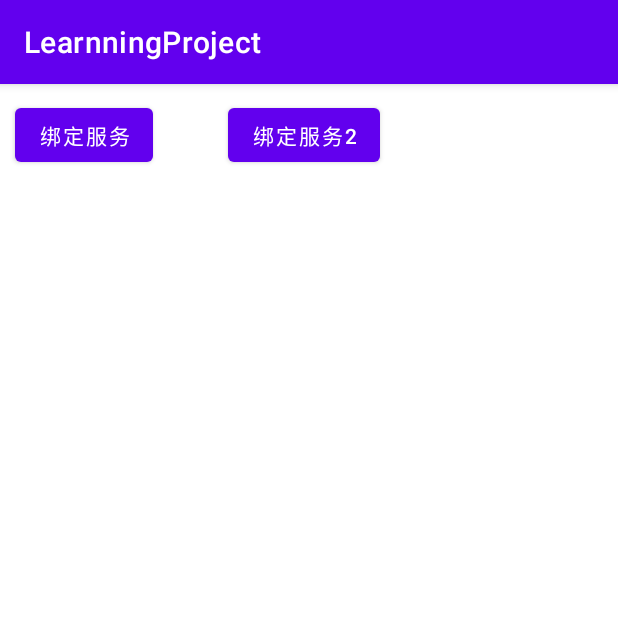
After one commit to 01squirrel/Advanced-learning, an Android app: the BinderActivity screen opened directly, with no data from a screen before it, on a phone screen of 412 x 824 dp, the top half of it. The commit adds this screen. Run offline under Robolectric (Android 15) with nearby library versions, the phone set to English and light mode, and no system bars; 1 statement that could not run was skipped.

Commit message:
add service,broadcast using examples

```diff
--- /dev/null
+++ b/app/src/main/java/com/example/learnningproject/service/BinderActivity.java
@@ -0,0 +1,101 @@
+package com.example.learnningproject.service;
+
+import androidx.appcompat.app.AppCompatActivity;
+
+import android.content.ComponentName;
+import android.content.Context;
+import android.content.Intent;
+import android.content.ServiceConnection;
+import android.os.Bundle;
+import android.os.IBinder;
+import android.os.Message;
+import android.os.Messenger;
+import android.os.RemoteException;
+import android.view.View;
+import android.widget.Toast;
+
+import com.example.learnningproject.R;
+import com.google.android.material.button.MaterialButton;
+
+//绑定服务
+public class BinderActivity extends AppCompatActivity {
+    LocalService localService;
+    boolean mBound = false;
+    Messenger mService = null;
+    boolean bound;
+
+
+    @Override
+    protected void onCreate(Bundle savedInstanceState) {
+        super.onCreate(savedInstanceState);
+        setContentView(R.layout.activity_binder);
+    }
+
+    @Override
+    protected void onStart() {
+        super.onStart();
+        // Bind to LocalService
+        Intent intent = new Intent(this,LocalService.class);
+        bindService(intent,connection, Context.BIND_AUTO_CREATE);
+        //绑定服务通过messenger
+        bindService(new Intent(this,MessengerService.class),messageConnection,Context.BIND_AUTO_CREATE);
+    }
+
+    @Override
+    protected void onStop() {
+        super.onStop();
+        unbindService(connection);
+        mBound = false;
+        if (bound) {
+            unbindService(messageConnection);
+            bound = false;
+        }
+    }
+
+    public void onBindService(View v){
+        if(mBound){
+            int num = localService.getRandomNumber();
+            Toast.makeText(this, "number: " + num, Toast.LENGTH_SHORT).show();
+        }
+    }
+
+    public void onBindMessage(View view){
+        if(!bound) return;
+        Message message = Message.obtain(null,MessengerService.MSG_SAY_HELLO,0,0);
+        try {
+            mService.send(message);
+        } catch (RemoteException e) {
+            e.printStackTrace();
+        }
+    }
+
+    //通过扩展binder类获取
+    private final ServiceConnection connection = new ServiceConnection() {
+        @Override
+        public void onServiceConnected(ComponentName componentName, IBinder iBinder) {
+            LocalService.LocalBinder binder = (LocalService.LocalBinder) iBinder;
+            localService = binder.getService();
+            mBound = true;
+        }
+
+        @Override
+        public void onServiceDisconnected(ComponentName componentName) {
+            mBound = false;
+        }
+    };
+
+    //通过使用messenger绑定服务
+    private final ServiceConnection messageConnection = new ServiceConnection() {
+        @Override
+        public void onServiceConnected(ComponentName componentName, IBinder iBinder) {
+            mService = new Messenger(iBinder);
+            bound = true;
+        }
+
+        @Override
+        public void onServiceDisconnected(ComponentName componentName) {
+            mService = null;
+            bound = false;
+        }
+    };
+}
--- /dev/null
+++ b/app/src/main/res/layout/activity_binder.xml
@@ -0,0 +1,31 @@
+<?xml version="1.0" encoding="utf-8"?>
+<androidx.constraintlayout.widget.ConstraintLayout xmlns:android="http://schemas.android.com/apk/res/android"
+    xmlns:app="http://schemas.android.com/apk/res-auto"
+    xmlns:tools="http://schemas.android.com/tools"
+    android:layout_width="match_parent"
+    android:layout_height="match_parent"
+    tools:context=".service.BinderActivity">
+
+    <Button
+        android:layout_width="wrap_content"
+        android:layout_height="wrap_content"
+        android:id="@+id/bt_bindService"
+        android:text="@string/bind_service"
+        android:onClick="onBindService"
+        app:layout_constraintTop_toTopOf="parent"
+        app:layout_constraintLeft_toLeftOf="parent"
+        android:layout_marginStart="10dp"
+        android:layout_marginTop="10dp" />
+
+    <Button
+        android:layout_width="wrap_content"
+        android:layout_height="wrap_content"
+        android:id="@+id/bt_messageService"
+        android:text="@string/bind_message"
+        android:onClick="onBindMessage"
+        app:layout_constraintTop_toTopOf="parent"
+        app:layout_constraintLeft_toRightOf="@id/bt_bindService"
+        android:layout_marginStart="50dp"
+        android:layout_marginTop="10dp" />
+
+</androidx.constraintlayout.widget.ConstraintLayout>
--- a/app/src/main/res/values/strings.xml
+++ b/app/src/main/res/values/strings.xml
@@ -1,3 +1,7 @@
 <resources>
     <string name="app_name">LearnningProject</string>
+    <string name="bind_service">绑定服务</string>
+    <string name="bind_message">绑定服务2</string>
+    <string name="setUp_intentService">启动服务</string>
+    <string name="start_service">启动服务2</string>
 </resources>
```
Also changed, not shown: app/src/main/AndroidManifest.xml (+22 -0 lines), app/src/main/java/com/example/learnningproject/base/BaseApplication.java (added, +40 -0 lines), app/src/main/java/com/example/learnningproject/broadcast/ManifestBroadcast.java (added, +60 -0 lines), app/src/main/java/com/example/learnningproject/service/LocalService.java (added, +48 -0 lines), app/src/main/java/com/example/learnningproject/service/MessengerService.java (added, +88 -0 lines), app/src/main/java/com/example/learnningproject/service/setUpService.java (added, +43 -0 lines), app/src/main/java/com/example/learnningproject/service/startService.java (added, +79 -0 lines), network/src/main/java/com/example/network/http/RxUtil.java (+9 -6 lines).
